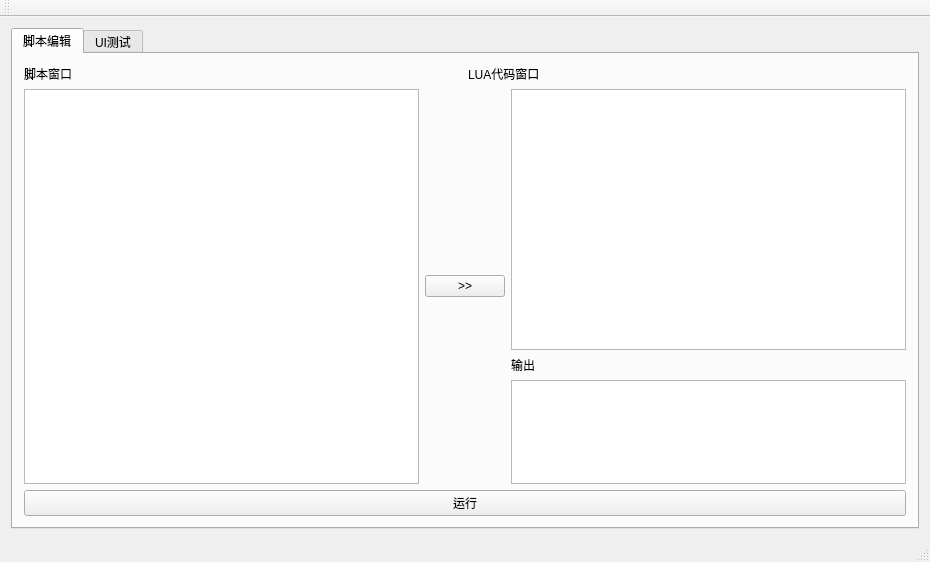
Before: the Qt Designer form SubSystem/ScriptEditor/scripteditor.ui in weimingtom/fdux-slg-game, drawn with Qt 5.
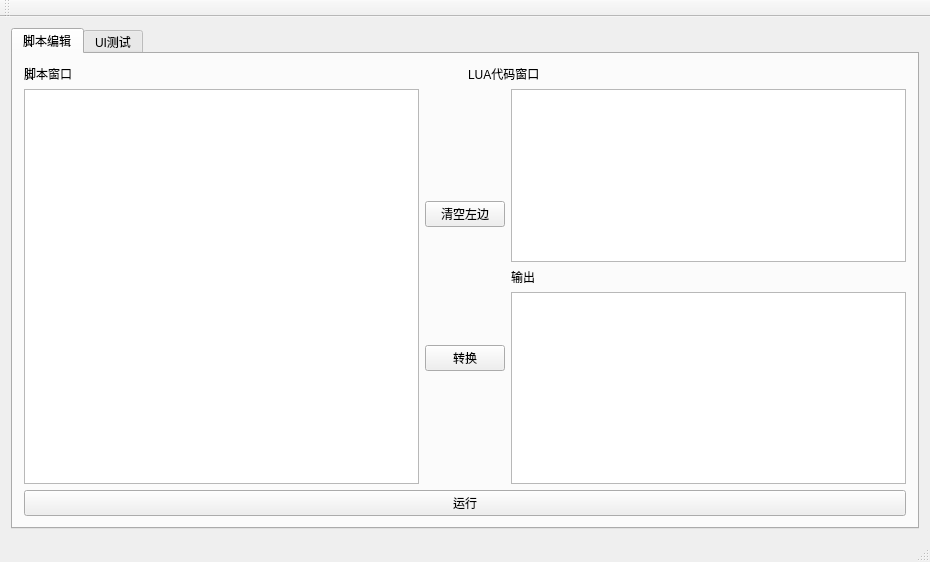
After: the same form once the commit is applied.

```diff
--- a/SubSystem/ScriptEditor/scripteditor.ui
+++ b/SubSystem/ScriptEditor/scripteditor.ui
@@ -49,14 +49,25 @@
            <widget class="QTextEdit" name="scrEdit"/>
           </item>
           <item>
+           <layout class="QVBoxLayout" name="verticalLayout_4">
+            <item>
+             <widget class="QPushButton" name="ClearButton">
+              <property name="text">
+               <string>清空左边</string>
+              </property>
+             </widget>
+            </item>
+            <item>
            <widget class="QPushButton" name="ParseButton">
             <property name="text">
-             <string>&gt;&gt;</string>
+               <string>转换</string>
             </property>
            </widget>
           </item>
+           </layout>
+          </item>
           <item>
-           <layout class="QVBoxLayout" name="verticalLayout_3" stretch="10,0,4">
+           <layout class="QVBoxLayout" name="verticalLayout_3" stretch="10,0,0">
             <item>
              <widget class="QTextEdit" name="luaEdit"/>
             </item>
```
Lines whose indentation alone changed are shown as unchanged.
